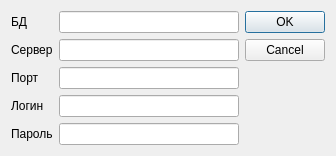
DmitryShaleoniy/database_redactor_ui, file maximdialog.ui: the form before one commit.
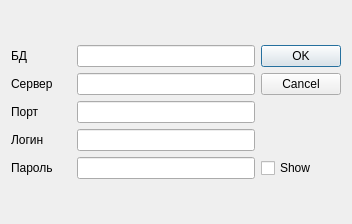
The form after the commit.

Commit message: added hidden password line

Patch:
```diff
--- a/maximdialog.ui
+++ b/maximdialog.ui
@@ -6,8 +6,8 @@
    <rect>
     <x>0</x>
     <y>0</y>
-    <width>336</width>
-    <height>134</height>
+    <width>352</width>
+    <height>224</height>
    </rect>
   </property>
   <property name="windowTitle">
@@ -15,9 +15,7 @@
   </property>
   <layout class="QGridLayout" name="gridLayout">
    <item row="0" column="0">
-    <layout class="QHBoxLayout" name="horizontalLayout">
-     <item>
-      <layout class="QFormLayout" name="formLayout">
+    <layout class="QGridLayout" name="gridLayout_2">
        <item row="0" column="0">
         <widget class="QLabel" name="label">
          <property name="text">
@@ -25,19 +23,19 @@
          </property>
         </widget>
        </item>
-       <item row="0" column="1">
+     <item row="0" column="1" colspan="3">
         <widget class="QLineEdit" name="BdName"/>
        </item>
-       <item row="1" column="0">
-        <widget class="QLabel" name="label_2">
-         <property name="text">
-          <string>Сервер</string>
+     <item row="0" column="4" rowspan="3">
+      <widget class="QDialogButtonBox" name="buttonBox">
+       <property name="orientation">
+        <enum>Qt::Orientation::Vertical</enum>
+       </property>
+       <property name="standardButtons">
+        <set>QDialogButtonBox::StandardButton::Cancel|QDialogButtonBox::StandardButton::Ok</set>
          </property>
         </widget>
        </item>
-       <item row="1" column="1">
-        <widget class="QLineEdit" name="HostNamEdit"/>
-       </item>
        <item row="2" column="0">
         <widget class="QLabel" name="label_3">
          <property name="text">
@@ -45,7 +43,7 @@
          </property>
         </widget>
        </item>
-       <item row="2" column="1">
+     <item row="2" column="1" colspan="3">
         <widget class="QLineEdit" name="port"/>
        </item>
        <item row="3" column="0">
@@ -55,9 +53,26 @@
          </property>
         </widget>
        </item>
-       <item row="3" column="1">
+     <item row="4" column="4">
+      <widget class="QCheckBox" name="show_password">
+       <property name="text">
+        <string>Show</string>
+       </property>
+      </widget>
+     </item>
+     <item row="3" column="1" colspan="3">
         <widget class="QLineEdit" name="login"/>
        </item>
+     <item row="1" column="0">
+      <widget class="QLabel" name="label_2">
+       <property name="text">
+        <string>Сервер</string>
+       </property>
+      </widget>
+     </item>
+     <item row="1" column="1" colspan="3">
+      <widget class="QLineEdit" name="HostNamEdit"/>
+     </item>
        <item row="4" column="0">
         <widget class="QLabel" name="label_5">
          <property name="text">
@@ -65,22 +80,15 @@
          </property>
         </widget>
        </item>
-       <item row="4" column="1">
+     <item row="4" column="1" colspan="3">
         <widget class="QLineEdit" name="password">
+       <property name="font">
+        <font>
+         <strikeout>false</strikeout>
+        </font>
+       </property>
          <property name="text">
           <string/>
-         </property>
-        </widget>
-       </item>
-      </layout>
-     </item>
-     <item>
-      <widget class="QDialogButtonBox" name="buttonBox">
-       <property name="orientation">
-        <enum>Qt::Orientation::Vertical</enum>
-       </property>
-       <property name="standardButtons">
-        <set>QDialogButtonBox::StandardButton::Cancel|QDialogButtonBox::StandardButton::Ok</set>
        </property>
       </widget>
      </item>
```
Left out of the diff: 2 changed lines with no effect on the pictures. Lines whose indentation alone changed are shown as unchanged. The commit also changes 10 other files.
